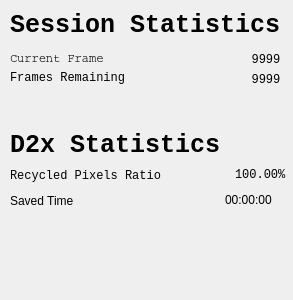
The window that gui/dandere2x_session_statistics_window.ui (akai-katto/dandere2x-python-rework) describes before a commit, drawn with Qt 5.
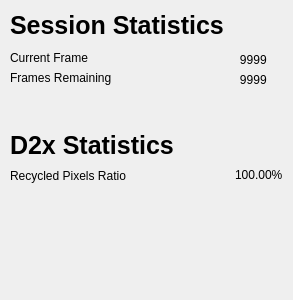
The same window after the commit.

Commit message: removed time per pixel

```diff
--- a/gui/dandere2x_session_statistics_window.ui
+++ b/gui/dandere2x_session_statistics_window.ui
@@ -24,7 +24,6 @@
    </property>
    <property name="font">
     <font>
-     <family>Courier New</family>
      <pointsize>19</pointsize>
      <bold>true</bold>
     </font>
@@ -43,9 +42,7 @@
     </rect>
    </property>
    <property name="font">
-    <font>
-     <family>Courier</family>
-    </font>
+    <font/>
    </property>
    <property name="text">
     <string>Current Frame</string>
@@ -61,9 +58,7 @@
     </rect>
    </property>
    <property name="font">
-    <font>
-     <family>Courier New</family>
-    </font>
+    <font/>
    </property>
    <property name="text">
     <string>Frames Remaining</string>
@@ -79,9 +74,7 @@
     </rect>
    </property>
    <property name="font">
-    <font>
-     <family>Courier New</family>
-    </font>
+    <font/>
    </property>
    <property name="text">
     <string>   9999</string>
@@ -97,9 +90,7 @@
     </rect>
    </property>
    <property name="font">
-    <font>
-     <family>Courier New</family>
-    </font>
+    <font/>
    </property>
    <property name="text">
     <string>   9999</string>
@@ -116,7 +107,6 @@
    </property>
    <property name="font">
     <font>
-     <family>Courier New</family>
      <pointsize>19</pointsize>
      <bold>true</bold>
     </font>
@@ -135,9 +125,7 @@
     </rect>
    </property>
    <property name="font">
-    <font>
-     <family>Courier New</family>
-    </font>
+    <font/>
    </property>
    <property name="text">
     <string>Recycled Pixels Ratio</string>
@@ -153,46 +141,12 @@
     </rect>
    </property>
    <property name="font">
-    <font>
-     <family>Courier New</family>
-    </font>
+    <font/>
    </property>
    <property name="text">
     <string>100.00%</string>
    </property>
   </widget>
-  <widget class="QLabel" name="label_d2x_statistics_saved_time">
-   <property name="geometry">
-    <rect>
-     <x>225</x>
-     <y>190</y>
-     <width>66</width>
-     <height>20</height>
-    </rect>
-   </property>
-   <property name="font">
-    <font/>
-   </property>
-   <property name="text">
-    <string>00:00:00</string>
-   </property>
-  </widget>
-  <widget class="QLabel" name="label_6">
-   <property name="geometry">
-    <rect>
-     <x>10</x>
-     <y>190</y>
-     <width>156</width>
-     <height>21</height>
-    </rect>
-   </property>
-   <property name="font">
-    <font/>
-   </property>
-   <property name="text">
-    <string>Saved Time</string>
-   </property>
-  </widget>
  </widget>
  <resources/>
  <connections/>
```
The commit also changes 3 other files.
